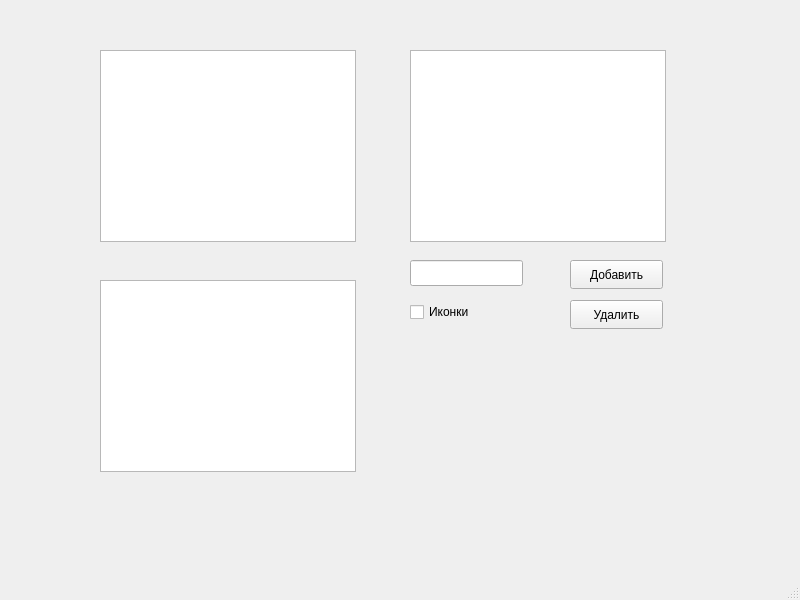
Old version of the form lesson2/ProgrammingLengvigesList/mainwindow.ui in the repository akademik2607/qt2022.
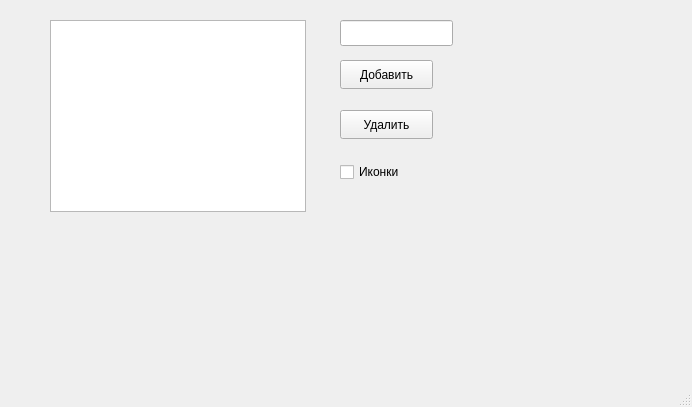
New version of the form.

```diff
--- a/lesson2/ProgrammingLengvigesList/mainwindow.ui
+++ b/lesson2/ProgrammingLengvigesList/mainwindow.ui
@@ -6,39 +6,19 @@
    <rect>
     <x>0</x>
     <y>0</y>
-    <width>800</width>
-    <height>600</height>
+    <width>692</width>
+    <height>407</height>
    </rect>
   </property>
   <property name="windowTitle">
    <string>MainWindow</string>
   </property>
   <widget class="QWidget" name="centralwidget">
-   <widget class="QTableView" name="tableView">
-    <property name="geometry">
-     <rect>
-      <x>100</x>
-      <y>50</y>
-      <width>256</width>
-      <height>192</height>
-     </rect>
-    </property>
-   </widget>
    <widget class="QListView" name="listView">
     <property name="geometry">
      <rect>
-      <x>410</x>
-      <y>50</y>
-      <width>256</width>
-      <height>192</height>
-     </rect>
-    </property>
-   </widget>
-   <widget class="QTreeView" name="treeView">
-    <property name="geometry">
-     <rect>
-      <x>100</x>
-      <y>280</y>
+      <x>50</x>
+      <y>20</y>
       <width>256</width>
       <height>192</height>
      </rect>
@@ -47,8 +27,8 @@
    <widget class="QPushButton" name="addButton">
     <property name="geometry">
      <rect>
-      <x>570</x>
-      <y>260</y>
+      <x>340</x>
+      <y>60</y>
       <width>93</width>
       <height>29</height>
      </rect>
@@ -60,8 +40,8 @@
    <widget class="QLineEdit" name="addEdit">
     <property name="geometry">
      <rect>
-      <x>410</x>
-      <y>260</y>
+      <x>340</x>
+      <y>20</y>
       <width>113</width>
       <height>26</height>
      </rect>
@@ -70,8 +50,8 @@
    <widget class="QPushButton" name="removeButton">
     <property name="geometry">
      <rect>
-      <x>570</x>
-      <y>300</y>
+      <x>340</x>
+      <y>110</y>
       <width>93</width>
       <height>29</height>
      </rect>
@@ -83,8 +63,8 @@
    <widget class="QCheckBox" name="checkBox">
     <property name="geometry">
      <rect>
-      <x>410</x>
-      <y>300</y>
+      <x>340</x>
+      <y>160</y>
       <width>91</width>
       <height>24</height>
      </rect>
```
Left out of the diff: 2 changed lines with no effect on the pictures.
